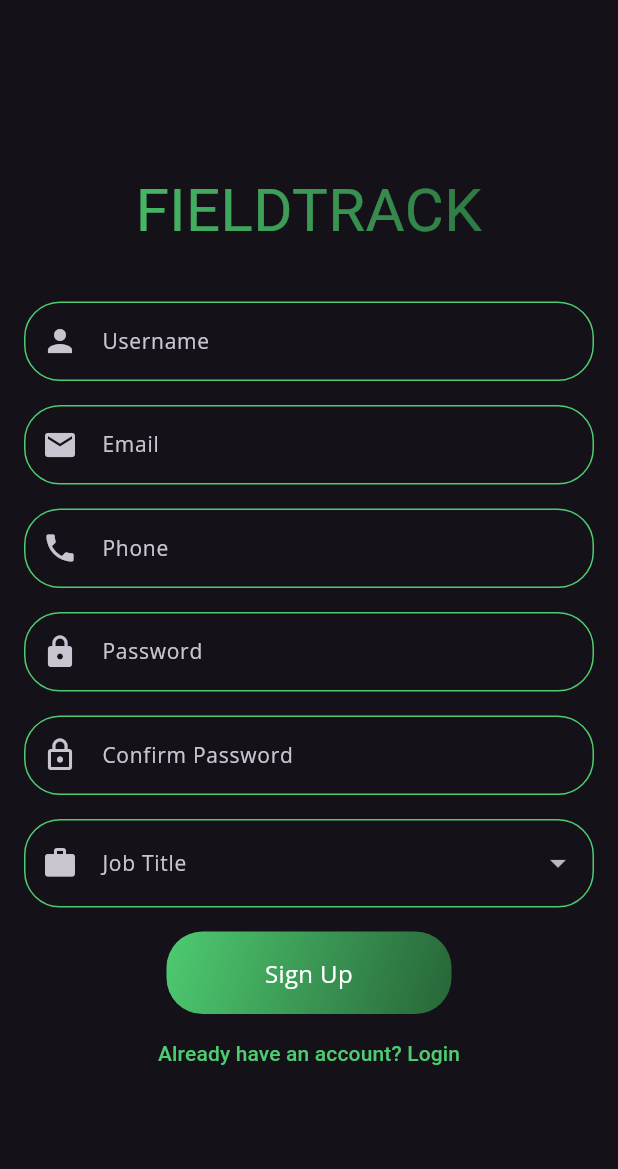
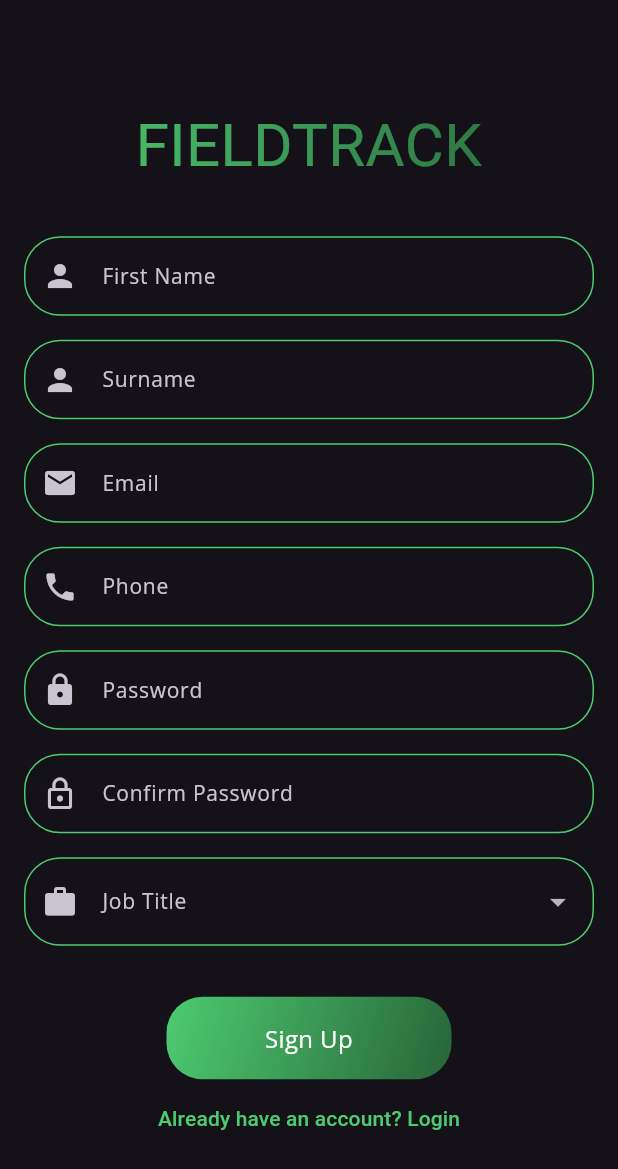
Before and after one commit to MarkMuyobe/FieldTrack, a Flutter app: the SignUpPage screen opened by its route, on a phone screen of 412 x 824 dp. Shown: the top 1169 px of the screen. Run offline on Flutter 3.47's test engine with Material 3 defaults, Android fonts, the light colour scheme and no system bars; our stand-ins replace cloud_firestore, curved_navigation_bar, firebase_auth, firebase_core, fluttertoast, google_fonts and 1 more; missing offline and left inert: simple_location_picker; accounts and stored records are empty; network calls fail; Roboto replaces fonts that are missing (Amuse-Bouche).

Commit message:
added the user collection upon sign-up

```diff
--- a/lib/main.dart
+++ b/lib/main.dart
@@ -25,6 +25,7 @@ class MyApp extends StatelessWidget {
       debugShowCheckedModeBanner: false,
       home: const GreetingPage(), // Set the GreetingPage as the first page
       routes: {
+        '/homepage': (context) => MyHomePage(title: 'FieldTrack'),
         'Screen3': (context) => Screen3(),
         '/login': (context) => const LoginPage(), // Route for LoginPage
         '/signup': (context) => const SignUpPage(), // Route for SignUpPage
--- /dev/null
+++ b/lib/model/input_decoration.dart
@@ -0,0 +1,25 @@
+import 'package:flutter/material.dart';
+
+InputDecoration inputDecoration(String labelText, [Icon? icon]) {
+  const borderColor = Color(0xFF4ECB71);
+  return InputDecoration(
+    labelText: labelText,
+    prefixIcon: icon,
+    border: const OutlineInputBorder(
+      borderRadius: BorderRadius.all(Radius.circular(24.0)),
+      borderSide: BorderSide(color: borderColor),
+    ),
+    enabledBorder: const OutlineInputBorder(
+      borderRadius: BorderRadius.all(Radius.circular(24.0)),
+      borderSide: BorderSide(color: borderColor),
+    ),
+    focusedBorder: const OutlineInputBorder(
+      borderRadius: BorderRadius.all(Radius.circular(24.0)),
+      borderSide: BorderSide(color: borderColor),
+    ),
+    errorBorder: const OutlineInputBorder(
+      borderRadius: BorderRadius.all(Radius.circular(24.0)),
+      borderSide: BorderSide(color: borderColor),
+    ),
+  );
+}
--- a/lib/model/mad_theme.dart
+++ b/lib/model/mad_theme.dart
@@ -32,6 +32,7 @@ class MadTheme {
 
   static ThemeData dark() {
     return ThemeData(
+      visualDensity: VisualDensity.adaptivePlatformDensity,
       brightness: Brightness.dark,
       appBarTheme: AppBarTheme(
         foregroundColor: Colors.white,
--- /dev/null
+++ b/lib/model/models.dart
@@ -0,0 +1 @@
+export 'input_decoration.dart';
--- /dev/null
+++ b/lib/model/user.dart
@@ -0,0 +1,58 @@
+class User {
+  String uid; // Unique identifier for the user (e.g., from Firebase)
+  String firstName; // Full name of the user
+  String surname;
+  String email; // User's email address for authentication
+  String phoneNumber; // User's phone number for SMS notifications
+  String role; // User role (e.g., Technician, Manager, Admin)
+  String profileImageUrl; // URL to the user's profile picture (optional)
+  String department; // The department the user works in (optional)
+  String employeeId; // Optional employee ID for organizational purposes
+  String location; // Current GPS location of the user (optional)
+
+  // Constructor
+  User({
+    required this.uid,
+    required this.firstName,
+    required this.surname,
+    required this.email,
+    required this.phoneNumber,
+    required this.role,
+    this.profileImageUrl = '',
+    this.department = '',
+    this.employeeId = '',
+    this.location = '',
+  });
+
+  // Factory constructor to create a User object from JSON data
+  factory User.fromJson(Map<String, dynamic> json) {
+    return User(
+      uid: json['uid'],
+      firstName: json['firstName'],
+      surname: json['surname'],
+      email: json['email'],
+      phoneNumber: json['phoneNumber'],
+      role: json['role'],
+      profileImageUrl: json['profileImageUrl'] ?? '',
+      department: json['department'] ?? '',
+      employeeId: json['employeeId'] ?? '',
+      location: json['location'] ?? '',
+    );
+  }
+
+  // Method to convert the User object to JSON data
+  Map<String, dynamic> toJson() {
+    return {
+      'uid': uid,
+      'firstName': firstName,
+      'surname': surname,
+      'email': email,
+      'phoneNumber': phoneNumber,
+      'role': role,
+      'profileImageUrl': profileImageUrl,
+      'department': department,
+      'employeeId': employeeId,
+      'location': location,
+    };
+  }
+}
--- a/lib/view/homepage.dart
+++ b/lib/view/homepage.dart
@@ -17,7 +17,7 @@ class _MyHomePageState extends State<MyHomePage> {
   final List<Widget> _pages = <Widget>[
     Dashboard(), // Dashboard page
     ServiceRequestList(),
-    const Center(child: Text('Add', style: TextStyle(fontSize: 24))),
+    ServiceRequestForm(),
     const Center(child: Text('Calendar', style: TextStyle(fontSize: 24))),
     const Center(child: Text('Settings', style: TextStyle(fontSize: 24))),
   ];
--- a/lib/view/sign_up.dart
+++ b/lib/view/sign_up.dart
@@ -1,6 +1,8 @@
+import 'package:cloud_firestore/cloud_firestore.dart';
 import 'package:firebase_auth/firebase_auth.dart';
 import 'package:flutter/material.dart';
 import '../controller/auth.dart';
+import '../model/input_decoration.dart';
 import '../stylers/gradient_text.dart';
 import 'login_page.dart';
 
@@ -15,7 +17,8 @@ class _SignUpPageState extends State<SignUpPage> {
   String? errorMessage = '';
   bool isSignUp = true; // Allows switching between login and sign-up
 
-  final TextEditingController _controllerUsername = TextEditingController();
+  final TextEditingController _controllerFirstName = TextEditingController();
+  final TextEditingController _controllerSurname = TextEditingController();
   final TextEditingController _controllerEmail = TextEditingController();
   final TextEditingController _controllerPhone = TextEditingController();
   final TextEditingController _controllerPassword = TextEditingController();
@@ -25,7 +28,8 @@ class _SignUpPageState extends State<SignUpPage> {
 
   @override
   void dispose() {
-    _controllerUsername.dispose();
+    _controllerFirstName.dispose();
+    _controllerSurname.dispose();
     _controllerEmail.dispose();
     _controllerPhone.dispose();
     _controllerPassword.dispose();
@@ -33,18 +37,41 @@ class _SignUpPageState extends State<SignUpPage> {
     super.dispose();
   }
 
-  //Todo add firestore
-
   Future<void> createUserWithEmailAndPassword() async {
     if (_controllerPassword.text == _controllerRepeatPassword.text) {
       try {
-        await Auth().createUserWithEmailAndPassword(
+        UserCredential authResult = await Auth().createUserWithEmailAndPassword(
           email: _controllerEmail.text,
           password: _controllerPassword.text,
         );
-        ScaffoldMessenger.of(context).showSnackBar(
-          const SnackBar(content: Text('Account created successfully')),
-        );
+
+        User? user = authResult.user;
+
+        if (user != null){
+          await FirebaseFirestore.instance.collection('users').doc(user.uid).set({
+            'firstName': _controllerFirstName.text,
+            'surname': _controllerSurname.text,
+            'email': _controllerEmail.text,
+            'phoneNumber': _controllerPhone.text,
+            'role': _selectedJobTitle, // e.g., Technician, Manager
+            'createdAt': FieldValue.serverTimestamp(),
+          });
+
+
+
+
+
+          ScaffoldMessenger.of(context).showSnackBar(
+            const SnackBar(content: Text('Account created successfully')),
+          );
+          Navigator.of(context).pushNamed('/homepage');
+        } else {
+          setState(() {
+            errorMessage = 'failed to create user';
+          });
+        }
+
+
       } on FirebaseAuthException catch (e) {
         setState(() {
           errorMessage = e.message;
@@ -93,28 +120,7 @@ class _SignUpPageState extends State<SignUpPage> {
   Widget build(BuildContext context) {
     const borderColor = Color(0xFF4ECB71);
 
-    InputDecoration _inputDecoration(String labelText, Icon icon) {
-      return InputDecoration(
-        labelText: labelText,
-        prefixIcon: icon,
-        border: const OutlineInputBorder(
-          borderRadius: BorderRadius.all(Radius.circular(24.0)),
-          borderSide: BorderSide(color: borderColor),
-        ),
-        enabledBorder: const OutlineInputBorder(
-          borderRadius: BorderRadius.all(Radius.circular(24.0)),
-          borderSide: BorderSide(color: borderColor),
-        ),
-        focusedBorder: const OutlineInputBorder(
-          borderRadius: BorderRadius.all(Radius.circular(24.0)),
-          borderSide: BorderSide(color: borderColor),
-        ),
-        errorBorder: const OutlineInputBorder(
-          borderRadius: BorderRadius.all(Radius.circular(24.0)),
-          borderSide: BorderSide(color: borderColor),
-        ),
-      );
-    }
+
 
     return Scaffold(
       body: Padding(
@@ -135,36 +141,41 @@ class _SignUpPageState extends State<SignUpPage> {
               const SizedBox(height: 32.0), // Add space after title
 
               TextFormField(
-                controller: _controllerUsername,
-                decoration: _inputDecoration('Username', const Icon(Icons.person)),
+                controller: _controllerFirstName,
+                decoration: inputDecoration('First Name', const Icon(Icons.person)),
+              ),
+              const SizedBox(height: 16.0),
+              TextFormField(
+                controller: _controllerSurname,
+                decoration: inputDecoration('Surname', const Icon(Icons.person)),
               ),
               const SizedBox(height: 16.0),
               TextFormField(
                 controller: _controllerEmail,
-                decoration: _inputDecoration('Email', const Icon(Icons.email)),
+                decoration: inputDecoration('Email', const Icon(Icons.email)),
               ),
               const SizedBox(height: 16.0),
               TextFormField(
                 controller: _controllerPhone,
-                decoration: _inputDecoration('Phone', const Icon(Icons.phone)),
+                decoration: inputDecoration('Phone', const Icon(Icons.phone)),
               ),
               const SizedBox(height: 16.0),
               TextFormField(
                 controller: _controllerPassword,
                 obscureText: true,
-                decoration: _inputDecoration('Password', const Icon(Icons.lock)),
+                decoration: inputDecoration('Password', const Icon(Icons.lock)),
               ),
               const SizedBox(height: 16.0),
               TextFormField(
                 controller: _controllerRepeatPassword,
                 obscureText: true,
-                decoration: _inputDecoration('Confirm Password', const Icon(Icons.lock_outline)),
+                decoration: inputDecoration('Confirm Password', const Icon(Icons.lock_outline)),
               ),
               const SizedBox(height: 16.0),
               FractionallySizedBox(
                 //widthFactor: 0.5, // Adjusts the width to 50%
                 child: DropdownButtonFormField<String>(
-                  decoration: _inputDecoration('Job Title', const Icon(Icons.work)),
+                  decoration: inputDecoration('Job Title', const Icon(Icons.work)),
                   value: _selectedJobTitle,
                   items: _jobTitles.map((String jobTitle) {
                     return DropdownMenuItem<String>(
@@ -180,6 +191,7 @@ class _SignUpPageState extends State<SignUpPage> {
                 ),
               ),
               const SizedBox(height: 16.0),
+              _errorMessage(),
 
               FractionallySizedBox(
                 widthFactor: 0.5, // Adjusts the width to 50%
--- a/pubspec.yaml
+++ b/pubspec.yaml
@@ -42,6 +42,7 @@ dependencies:
   curved_navigation_bar: ^1.0.6
   cloud_firestore: ^5.4.0
   image_picker: ^1.1.2
+  simple_location_picker: ^0.0.4
 
 dev_dependencies:
   flutter_test:
```
Also changed, not shown: lib/controller/auth.dart (+4 -3 lines), lib/model/service_request.dart (added, +66 -0 lines), lib/view/components/simple_map_field.dart (added, +18 -0 lines), lib/view/login_page.dart (+4 -26 lines), lib/view/service_request_form.dart (+42 -26 lines), pubspec.lock.
